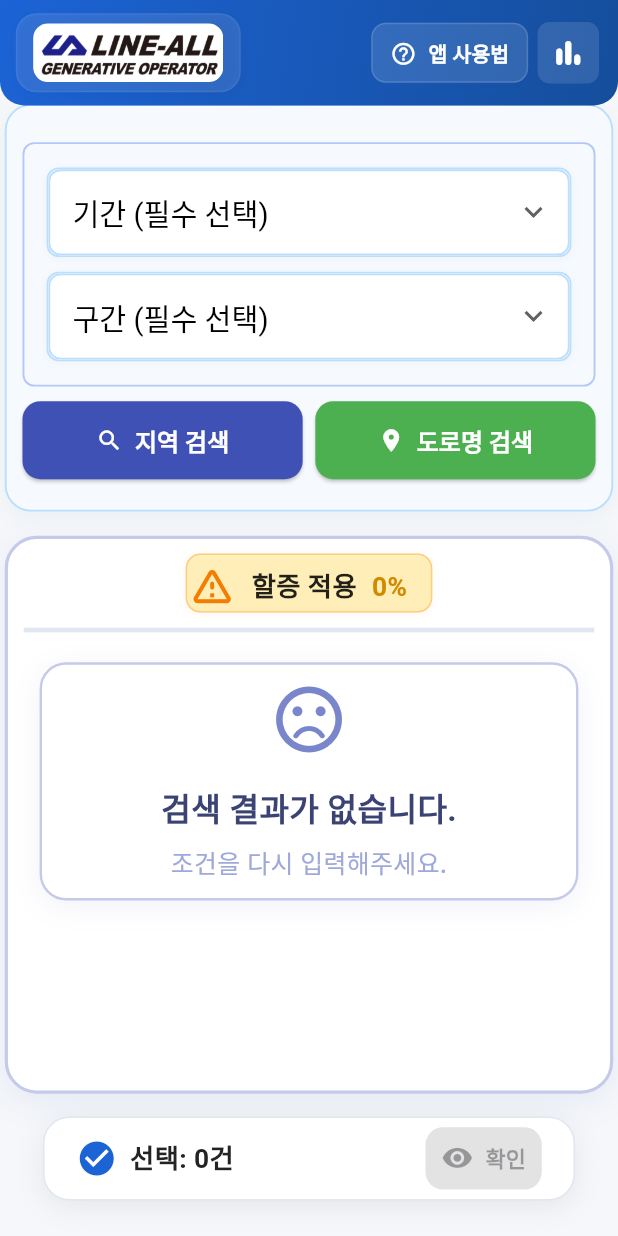
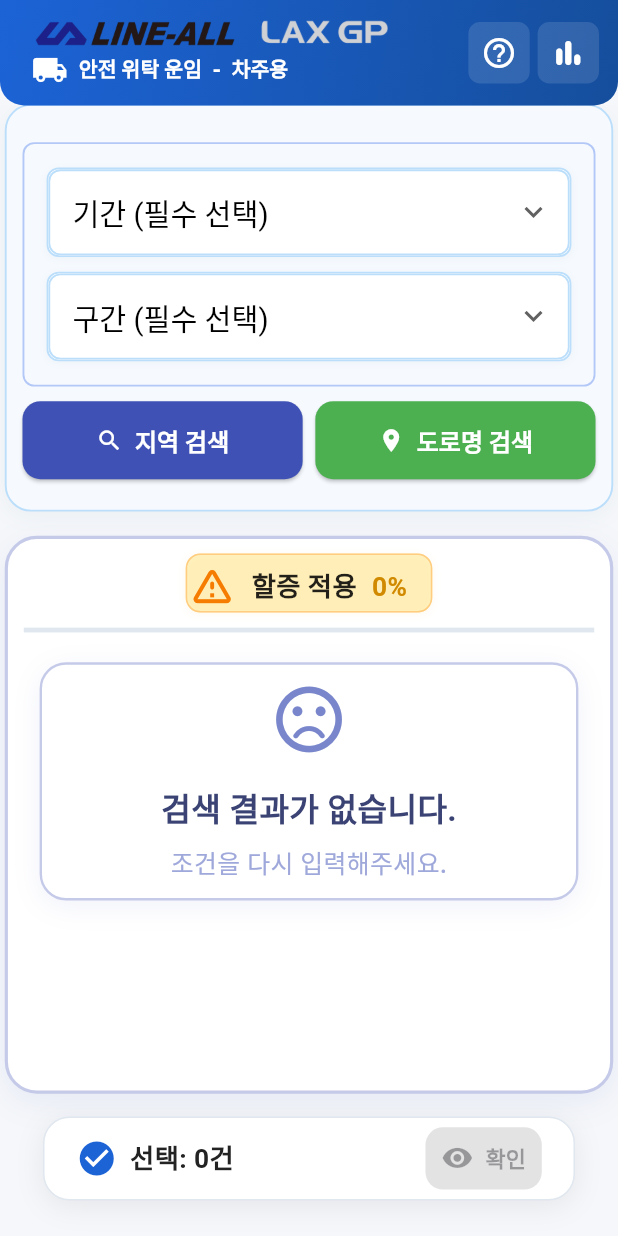
Before and after one commit to jang1231111/line-all-company, a Flutter app: the screen it shows after launch, on a phone screen of 412 x 824 dp. Run offline on Flutter 3.47's test engine with Material 3 defaults, Android fonts, the phone set to English and light mode, and no system bars; our stand-ins replace dio, flutter_riverpod, flutter_screenutil, freezed_annotation, lottie, pretty_dio_logger and 1 more; missing offline and left inert: tutorial_coach_mark.

Commit message:
🎨 앱바 디자인 수정

```diff
--- a/lib/features/condition/presentation/pages/condition_form_page.dart
+++ b/lib/features/condition/presentation/pages/condition_form_page.dart
@@ -410,114 +410,125 @@ class _ConditionFormPageState extends ConsumerState<ConditionFormPage> {
                 SizedBox(width: 10.w),
 
                 // 변경: 로고 + 타이틀을 하나의 '칩'으로 묶어 깔끔하게 표시
-                Container(
+                Padding(
                   padding: EdgeInsets.symmetric(
                     horizontal: 10.w,
                     vertical: 6.h,
                   ),
-                  decoration: BoxDecoration(
-                    color: Colors.white.withOpacity(0.10),
-                    borderRadius: BorderRadius.circular(14.r),
-                    border: Border.all(color: Colors.white.withOpacity(0.06)),
-                    boxShadow: [
-                      BoxShadow(
-                        color: Colors.black.withOpacity(0.03),
-                        blurRadius: 6.r,
-                        offset: Offset(0, 2.h),
-                      ),
-                    ],
-                  ),
-                  child: Row(
+                  child: Column(
                     mainAxisSize: MainAxisSize.min,
+                    mainAxisAlignment: MainAxisAlignment.spaceBetween,
+                    crossAxisAlignment: CrossAxisAlignment.start,
                     children: [
                       // 로고: 클릭 영역은 충분히 확보 (이미지 크기 작게)
                       GestureDetector(
                         onTap: _launchWebsite,
-                        child: Container(
-                          width: 120.w,
-                          height: 40.h,
-                          decoration: BoxDecoration(
-                            borderRadius: BorderRadius.circular(10.r),
-                            image: const DecorationImage(
-                              image: AssetImage('lib/assets/lineall_logo.png'),
-                              fit: BoxFit.cover,
+                        child: Row(
+                          children: [
+                            ClipRRect(
+                              borderRadius: BorderRadius.circular(6.r),
+                              child: Image.asset(
+                                'lib/assets/lineall_logo2.png',
+                                width: 130.w,
+                                height: 20.h,
+                                fit: BoxFit.cover,
+                              ),
+                            ),
+
+                            SizedBox(width: 15.w),
+
+                            ClipRRect(
+                              borderRadius: BorderRadius.circular(6.r),
+                              child: Image.asset(
+                                'lib/assets/laxgp_logo2.png',
+                                width: 80.w,
+                                height: 20.h,
+                                fit: BoxFit.contain,
+                              ),
+                            ),
+                          ],
+                        ),
+                      ),
+                      SizedBox(height: 3.h),
+                      Row(
+                        children: [
+                          const Icon(Icons.local_shipping, color: Colors.white),
+                          SizedBox(width: 7.w),
+                          Text(
+                            '안전 위탁 운임  -  차주용',
+                            style: TextStyle(
+                              fontSize: 14.sp,
+                              fontWeight: FontWeight.w800,
+                              color: Colors.white,
                             ),
                           ),
-                        ),
+                        ],
                       ),
-                      // SizedBox(width: 10.w),
-
-                      // 타이틀: 메인 + 서브(작게)
-                      // Column(
-                      //   crossAxisAlignment: CrossAxisAlignment.center,
-                      //   mainAxisSize: MainAxisSize.min,
-                      //   children: [
-                      //     Text(
-                      //       '안전 위탁 운임',
-                      //       style: TextStyle(
-                      //         fontSize: 13.sp,
-                      //         fontWeight: FontWeight.w800,
-                      //         color: Colors.white,
-                      //       ),
-                      //     ),
-                      //     Text(
-                      //       '차주용',
-                      //       style: TextStyle(
-                      //         fontSize: 13.sp,
-                      //         fontWeight: FontWeight.w800,
-                      //         color: Colors.white,
-                      //       ),
-                      //     ),
-                      //   ],
-                      // ),
                     ],
                   ),
                 ),
 
-                SizedBox(width: 12.w),
+                SizedBox(width: 4.w),
               ],
             ),
             actions: [
               // 앱 사용법: 아이콘+텍스트의 라운드 버튼 (앱 스타일과 일관성 유지)
-              Padding(
-                padding: EdgeInsets.symmetric(vertical: 8.h, horizontal: 6.w),
+              // Padding(
+              //   padding: EdgeInsets.symmetric(vertical: 8.h, horizontal: 6.w),
+              //   child: Container(
+              //     key: tutorialKey,
+              //     child: ElevatedButton.icon(
+              //       onPressed: () async {
+              //         if (_tutorialRunning) return;
+              //         await _startTutorial();
+              //       },
+              //       icon: Icon(
+              //         Icons.help_outline,
+              //         color: Colors.white,
+              //         size: 18.sp,
+              //       ),
+              //       label: Text(
+              //         '',
+              //         style: TextStyle(
+              //           color: Colors.white,
+              //           fontSize: 14.sp,
+              //           fontWeight: FontWeight.w600,
+              //         ),
+              //       ),
+              //       style: ElevatedButton.styleFrom(
+              //         elevation: 0,
+              //         padding: EdgeInsets.symmetric(
+              //           horizontal: 12.w,
+              //           vertical: 8.h,
+              //         ),
+              //         backgroundColor: Colors.white.withOpacity(0.12),
+              //         shape: RoundedRectangleBorder(
+              //           borderRadius: BorderRadius.circular(10.r),
+              //         ),
+              //         side: BorderSide(color: Colors.white.withOpacity(0.14)),
+              //       ),
+              //     ),
+              //   ),
+              // ),
+              InkWell(
+                onTap: () async {
+                  if (_tutorialRunning) return;
+                  await _startTutorial();
+                },
                 child: Container(
                   key: tutorialKey,
-                  child: ElevatedButton.icon(
-                    onPressed: () async {
-                      if (_tutorialRunning) return;
-                      await _startTutorial();
-                    },
-                    icon: Icon(
-                      Icons.help_outline,
-                      color: Colors.white,
-                      size: 18.sp,
-                    ),
-                    label: Text(
-                      // '앱 사용법',
-                      '앱 사용법',
-                      style: TextStyle(
-                        color: Colors.white,
-                        fontSize: 14.sp,
-                        fontWeight: FontWeight.w600,
-                      ),
-                    ),
-                    style: ElevatedButton.styleFrom(
-                      elevation: 0,
-                      padding: EdgeInsets.symmetric(
-                        horizontal: 12.w,
-                        vertical: 8.h,
-                      ),
-                      backgroundColor: Colors.white.withOpacity(0.12),
-                      shape: RoundedRectangleBorder(
-                        borderRadius: BorderRadius.circular(10.r),
-                      ),
-                      side: BorderSide(color: Colors.white.withOpacity(0.14)),
-                    ),
+                  padding: EdgeInsets.all(8.w),
+                  decoration: BoxDecoration(
+                    color: Colors.white.withOpacity(0.12),
+                    borderRadius: BorderRadius.circular(8.r),
+                  ),
+                  child: const Icon(
+                    Icons.help_outline,
+                    color: Colors.white,
                   ),
                 ),
               ),
-
+              SizedBox(width: 5.w),
               // 기존 통계 아이콘
               InkWell(
                 onTap: () {
--- a/pubspec.yaml
+++ b/pubspec.yaml
@@ -48,6 +48,9 @@ flutter:
     - lib/assets/app_icon.png
     - lib/assets/lax_logo.png
     - lib/assets/lineall_logo.png
+    - lib/assets/lineall_logo2.png
+    - lib/assets/laxgp_logo.png
+    - lib/assets/laxgp_logo2.png
 
 flutter_icons:
   android: true
```
Also changed, not shown: lib/assets/laxgp_logo.png (added), lib/assets/laxgp_logo2.png (added), lib/assets/lineall_logo.png, lib/assets/lineall_logo2.png (added).
